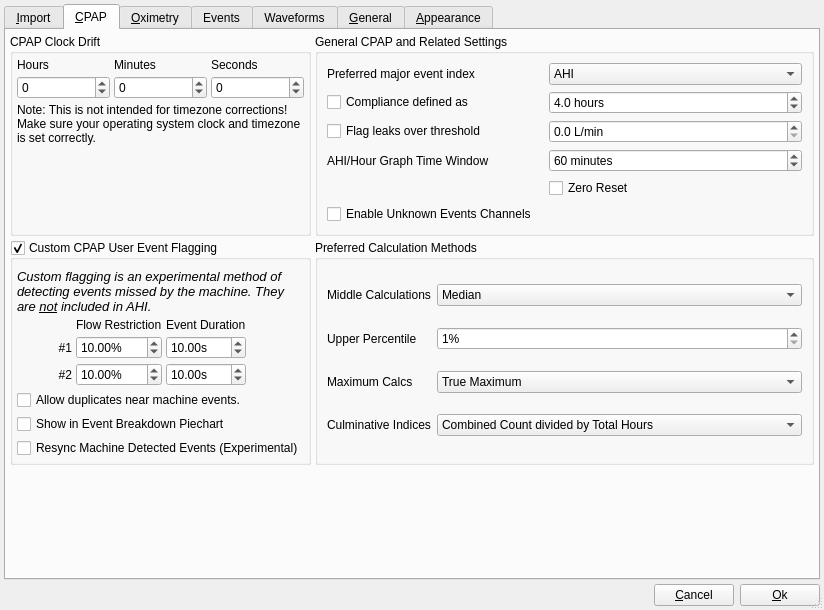
First picture: the form in sleepyhead/preferencesdialog.ui, repository sbonaime/sleepyhead-code., before the edit.
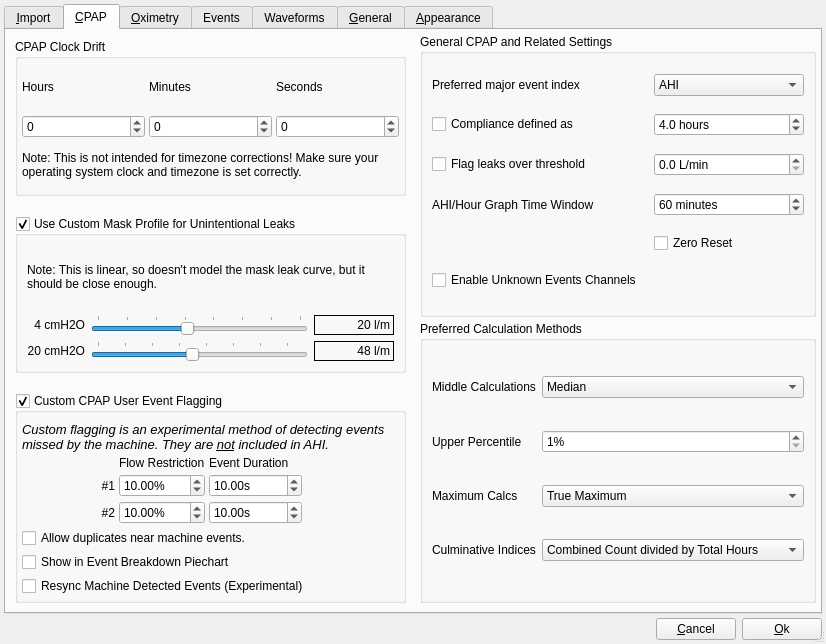
Second picture: the form after the edit. The open tabs and pages were chosen to show the change. Icons and pictures are not drawn.

Commit message: Alternative Unintentional Leak Calculation with Preferences

Diff of the .ui file:
```diff
--- a/sleepyhead/preferencesdialog.ui
+++ b/sleepyhead/preferencesdialog.ui
@@ -9,8 +9,8 @@
    <rect>
     <x>0</x>
     <y>0</y>
-    <width>824</width>
-    <height>610</height>
+    <width>826</width>
+    <height>600</height>
    </rect>
   </property>
   <property name="sizePolicy">
@@ -50,6 +50,12 @@
    </property>
    <item>
     <widget class="QTabWidget" name="tabWidget">
+     <property name="sizePolicy">
+      <sizepolicy hsizetype="Expanding" vsizetype="MinimumExpanding">
+       <horstretch>0</horstretch>
+       <verstretch>0</verstretch>
+      </sizepolicy>
+     </property>
      <property name="currentIndex">
       <number>0</number>
      </property>
@@ -591,7 +597,477 @@
        <property name="spacing">
         <number>4</number>
        </property>
+       <item row="0" column="0" rowspan="2">
+        <layout class="QVBoxLayout" name="verticalLayout_4">
+         <property name="spacing">
+          <number>20</number>
+         </property>
+         <property name="sizeConstraint">
+          <enum>QLayout::SetMinimumSize</enum>
+         </property>
+         <property name="leftMargin">
+          <number>5</number>
+         </property>
+         <property name="topMargin">
+          <number>5</number>
+         </property>
+         <property name="rightMargin">
+          <number>5</number>
+         </property>
+         <property name="bottomMargin">
+          <number>5</number>
+         </property>
+         <item>
+          <widget class="QGroupBox" name="groupBox_9">
+           <property name="sizePolicy">
+            <sizepolicy hsizetype="Expanding" vsizetype="Minimum">
+             <horstretch>0</horstretch>
+             <verstretch>0</verstretch>
+            </sizepolicy>
+           </property>
+           <property name="title">
+            <string>CPAP Clock Drift</string>
+           </property>
+           <layout class="QGridLayout" name="gridLayout_15">
+            <property name="leftMargin">
+             <number>4</number>
+            </property>
+            <property name="topMargin">
+             <number>4</number>
+            </property>
+            <property name="rightMargin">
+             <number>4</number>
+            </property>
+            <property name="bottomMargin">
+             <number>4</number>
+            </property>
+            <property name="spacing">
+             <number>4</number>
+            </property>
+            <item row="2" column="0" colspan="3">
+             <widget class="QLabel" name="label_7">
+              <property name="sizePolicy">
+               <sizepolicy hsizetype="Preferred" vsizetype="Minimum">
+                <horstretch>0</horstretch>
+                <verstretch>0</verstretch>
+               </sizepolicy>
+              </property>
+              <property name="text">
+               <string>&lt;html&gt;&lt;head/&gt;&lt;body&gt;&lt;p&gt;Note: This is not intended for timezone corrections! Make sure your operating system clock and timezone is set correctly.&lt;/p&gt;&lt;/body&gt;&lt;/html&gt;</string>
+              </property>
+              <property name="wordWrap">
+               <bool>true</bool>
+              </property>
+             </widget>
+            </item>
+            <item row="1" column="2">
+             <widget class="QSpinBox" name="clockDriftSeconds">
+              <property name="minimum">
+               <number>-9999</number>
+              </property>
+              <property name="maximum">
+               <number>9999</number>
+              </property>
+             </widget>
+            </item>
+            <item row="0" column="1">
+             <widget class="QLabel" name="label_17">
+              <property name="text">
+               <string>Minutes</string>
+              </property>
+             </widget>
+            </item>
+            <item row="1" column="1">
+             <widget class="QSpinBox" name="clockDriftMinutes">
+              <property name="minimum">
+               <number>-59</number>
+              </property>
+              <property name="maximum">
+               <number>59</number>
+              </property>
+              <property name="value">
+               <number>0</number>
+              </property>
+             </widget>
+            </item>
+            <item row="1" column="0">
+             <widget class="QSpinBox" name="clockDriftHours">
+              <property name="minimum">
+               <number>-99</number>
+              </property>
+             </widget>
+            </item>
+            <item row="0" column="0">
+             <widget class="QLabel" name="label_9">
+              <property name="text">
+               <string>Hours</string>
+              </property>
+             </widget>
+            </item>
        <item row="0" column="2">
+             <widget class="QLabel" name="label_31">
+              <property name="text">
+               <string>Seconds</string>
+              </property>
+             </widget>
+            </item>
+           </layout>
+          </widget>
+         </item>
+         <item>
+          <widget class="QGroupBox" name="customMaskProfileGroupbox">
+           <property name="sizePolicy">
+            <sizepolicy hsizetype="Preferred" vsizetype="Minimum">
+             <horstretch>0</horstretch>
+             <verstretch>0</verstretch>
+            </sizepolicy>
+           </property>
+           <property name="title">
+            <string>Use Custom Mask Profile for Unintentional Leaks</string>
+           </property>
+           <property name="checkable">
+            <bool>true</bool>
+           </property>
+           <layout class="QGridLayout" name="gridLayout_11">
+            <item row="2" column="1">
+             <widget class="QSlider" name="maskLeaks20Slider">
+              <property name="minimum">
+               <number>400</number>
+              </property>
+              <property name="maximum">
+               <number>550</number>
+              </property>
+              <property name="pageStep">
+               <number>10</number>
+              </property>
+              <property name="value">
+               <number>470</number>
+              </property>
+              <property name="orientation">
+               <enum>Qt::Horizontal</enum>
+              </property>
+              <property name="tickPosition">
+               <enum>QSlider::TicksAbove</enum>
+              </property>
+              <property name="tickInterval">
+               <number>20</number>
+              </property>
+             </widget>
+            </item>
+            <item row="2" column="2">
+             <widget class="QLabel" name="maskLeaks20Label">
+              <property name="sizePolicy">
+               <sizepolicy hsizetype="Fixed" vsizetype="Preferred">
+                <horstretch>0</horstretch>
+                <verstretch>0</verstretch>
+               </sizepolicy>
+              </property>
+              <property name="minimumSize">
+               <size>
+                <width>80</width>
+                <height>0</height>
+               </size>
+              </property>
+              <property name="frameShape">
+               <enum>QFrame::Box</enum>
+              </property>
+              <property name="text">
+               <string notr="true">48 l/m</string>
+              </property>
+              <property name="alignment">
+               <set>Qt::AlignRight|Qt::AlignTrailing|Qt::AlignVCenter</set>
+              </property>
+             </widget>
+            </item>
+            <item row="1" column="1">
+             <widget class="QSlider" name="maskLeaks4Slider">
+              <property name="minimum">
+               <number>170</number>
+              </property>
+              <property name="maximum">
+               <number>240</number>
+              </property>
+              <property name="singleStep">
+               <number>1</number>
+              </property>
+              <property name="pageStep">
+               <number>10</number>
+              </property>
+              <property name="value">
+               <number>201</number>
+              </property>
+              <property name="orientation">
+               <enum>Qt::Horizontal</enum>
+              </property>
+              <property name="invertedAppearance">
+               <bool>false</bool>
+              </property>
+              <property name="tickPosition">
+               <enum>QSlider::TicksAbove</enum>
+              </property>
+             </widget>
+            </item>
+            <item row="1" column="0">
+             <widget class="QLabel" name="label_20">
+              <property name="text">
+               <string>4 cmH2O</string>
+              </property>
+              <property name="alignment">
+               <set>Qt::AlignRight|Qt::AlignTrailing|Qt::AlignVCenter</set>
+              </property>
+             </widget>
+            </item>
+            <item row="2" column="0">
+             <widget class="QLabel" name="label_36">
+              <property name="text">
+               <string>20 cmH2O</string>
+              </property>
+              <property name="alignment">
+               <set>Qt::AlignRight|Qt::AlignTrailing|Qt::AlignVCenter</set>
+              </property>
+             </widget>
+            </item>
+            <item row="1" column="2">
+             <widget class="QLabel" name="maskLeaks4Label">
+              <property name="minimumSize">
+               <size>
+                <width>80</width>
+                <height>0</height>
+               </size>
+              </property>
+              <property name="frameShape">
+               <enum>QFrame::Box</enum>
+              </property>
+              <property name="text">
+               <string notr="true">20 l/m</string>
+              </property>
+              <property name="alignment">
+               <set>Qt::AlignRight|Qt::AlignTrailing|Qt::AlignVCenter</set>
+              </property>
+             </widget>
+            </item>
+            <item row="0" column="0" colspan="3">
+             <widget class="QLabel" name="label_39">
+              <property name="text">
+               <string>Note: This is linear, so doesn't model the mask leak curve, but it should be close enough.</string>
+              </property>
+              <property name="wordWrap">
+               <bool>true</bool>
+              </property>
+             </widget>
+            </item>
+           </layout>
+          </widget>
+         </item>
+         <item>
+          <widget class="QGroupBox" name="customEventGroupbox">
+           <property name="sizePolicy">
+            <sizepolicy hsizetype="Preferred" vsizetype="Minimum">
+             <horstretch>0</horstretch>
+             <verstretch>0</verstretch>
+            </sizepolicy>
+           </property>
+           <property name="toolTip">
+            <string>Enable/disable experimental event flagging enhancements. 
+It allows detecting borderline events, and some the machine missed.
+This option must be enabled before import, otherwise a purge is required.</string>
+           </property>
+           <property name="title">
+            <string>Custom CPAP User Event Flagging</string>
+           </property>
+           <property name="flat">
+            <bool>false</bool>
+           </property>
+           <property name="checkable">
+            <bool>true</bool>
+           </property>
+           <layout class="QGridLayout" name="gridLayout_6">
+            <property name="leftMargin">
+             <number>4</number>
+            </property>
+            <property name="topMargin">
+             <number>9</number>
+            </property>
+            <property name="rightMargin">
+             <number>4</number>
+            </property>
+            <property name="bottomMargin">
+             <number>4</number>
+            </property>
+            <property name="spacing">
+             <number>4</number>
+            </property>
+            <item row="3" column="2">
+             <widget class="QDoubleSpinBox" name="apneaDuration2">
+              <property name="suffix">
+               <string>s</string>
+              </property>
+              <property name="value">
+               <double>10.000000000000000</double>
+              </property>
+             </widget>
+            </item>
+            <item row="3" column="1">
+             <widget class="QDoubleSpinBox" name="apneaFlowRestriction2">
+              <property name="suffix">
+               <string>%</string>
+              </property>
+              <property name="value">
+               <double>10.000000000000000</double>
+              </property>
+             </widget>
+            </item>
+            <item row="6" column="0" colspan="4">
+             <widget class="QCheckBox" name="resyncMachineDetectedEvents">
+              <property name="toolTip">
+               <string>This experimental option attempts to use SleepyHead's event flagging system to improve machine detected event positioning.</string>
+              </property>
+              <property name="text">
+               <string>Resync Machine Detected Events (Experimental)</string>
+              </property>
+             </widget>
+            </item>
+            <item row="3" column="0">
+             <widget class="QLabel" name="label_50">
+              <property name="text">
+               <string>#2</string>
+              </property>
+              <property name="alignment">
+               <set>Qt::AlignRight|Qt::AlignTrailing|Qt::AlignVCenter</set>
+              </property>
+             </widget>
+            </item>
+            <item row="1" column="1">
+             <widget class="QLabel" name="label_35">
+              <property name="sizePolicy">
+               <sizepolicy hsizetype="Fixed" vsizetype="Minimum">
+                <horstretch>0</horstretch>
+                <verstretch>0</verstretch>
+               </sizepolicy>
+              </property>
+              <property name="text">
+               <string>Flow Restriction</string>
+              </property>
+             </widget>
+            </item>
+            <item row="0" column="0" colspan="4">
+             <widget class="QLabel" name="label_34">
+              <property name="sizePolicy">
+               <sizepolicy hsizetype="Preferred" vsizetype="Minimum">
+                <horstretch>0</horstretch>
+                <verstretch>0</verstretch>
+               </sizepolicy>
+              </property>
+              <property name="font">
+               <font>
+                <italic>true</italic>
+               </font>
+              </property>
+              <property name="text">
+               <string>&lt;!DOCTYPE HTML PUBLIC &quot;-//W3C//DTD HTML 4.0//EN&quot; &quot;http://www.w3.org/TR/REC-html40/strict.dtd&quot;&gt;
+&lt;html&gt;&lt;head&gt;&lt;meta name=&quot;qrichtext&quot; content=&quot;1&quot; /&gt;&lt;style type=&quot;text/css&quot;&gt;
+p, li { white-space: pre-wrap; }
+&lt;/style&gt;&lt;/head&gt;&lt;body style=&quot; font-family:'Sans'; font-size:10pt; font-weight:400; font-style:italic;&quot;&gt;
+&lt;p style=&quot; margin-top:0px; margin-bottom:0px; margin-left:0px; margin-right:0px; -qt-block-indent:0; text-indent:0px;&quot;&gt;Custom flagging is an experimental method of detecting events missed by the machine. They are &lt;span style=&quot; text-decoration: underline;&quot;&gt;not&lt;/span&gt; included in AHI.&lt;/p&gt;&lt;/body&gt;&lt;/html&gt;</string>
+              </property>
+              <property name="alignment">
+               <set>Qt::AlignLeading|Qt::AlignLeft|Qt::AlignTop</set>
+              </property>
+              <property name="wordWrap">
+               <bool>true</bool>
+              </property>
+             </widget>
+            </item>
+            <item row="2" column="1">
+             <widget class="QDoubleSpinBox" name="apneaFlowRestriction">
+              <property name="sizePolicy">
+               <sizepolicy hsizetype="Minimum" vsizetype="Fixed">
+                <horstretch>0</horstretch>
+                <verstretch>0</verstretch>
+               </sizepolicy>
+              </property>
+              <property name="toolTip">
+               <string>Percentage of restriction in airflow from the median value. 
+A value of 20% works well for detecting apneas. </string>
+              </property>
+              <property name="suffix">
+               <string>%</string>
+              </property>
+              <property name="value">
+               <double>10.000000000000000</double>
+              </property>
+             </widget>
+            </item>
+            <item row="5" column="0" colspan="4">
+             <widget class="QCheckBox" name="showUserFlagsInPie">
+              <property name="text">
+               <string>Show in Event Breakdown Piechart</string>
+              </property>
+             </widget>
+            </item>
+            <item row="2" column="2">
+             <widget class="QDoubleSpinBox" name="apneaDuration">
+              <property name="toolTip">
+               <string>Duration of airflow restriction</string>
+              </property>
+              <property name="suffix">
+               <string>s</string>
+              </property>
+              <property name="minimum">
+               <double>1.000000000000000</double>
+              </property>
+              <property name="value">
+               <double>10.000000000000000</double>
+              </property>
+             </widget>
+            </item>
+            <item row="2" column="0">
+             <widget class="QLabel" name="label_49">
+              <property name="text">
+               <string>#1</string>
+              </property>
+              <property name="alignment">
+               <set>Qt::AlignRight|Qt::AlignTrailing|Qt::AlignVCenter</set>
+              </property>
+             </widget>
+            </item>
+            <item row="4" column="0" colspan="4">
+             <widget class="QCheckBox" name="userEventDuplicates">
+              <property name="text">
+               <string>Allow duplicates near machine events.</string>
+              </property>
+             </widget>
+            </item>
+            <item row="1" column="2">
+             <widget class="QLabel" name="label_38">
+              <property name="sizePolicy">
+               <sizepolicy hsizetype="Preferred" vsizetype="Minimum">
+                <horstretch>0</horstretch>
+                <verstretch>0</verstretch>
+               </sizepolicy>
+              </property>
+              <property name="text">
+               <string>Event Duration</string>
+              </property>
+             </widget>
+            </item>
+           </layout>
+          </widget>
+         </item>
+        </layout>
+       </item>
+       <item row="0" column="2" rowspan="2">
+        <layout class="QVBoxLayout" name="verticalLayout_13">
+         <property name="sizeConstraint">
+          <enum>QLayout::SetMinimumSize</enum>
+         </property>
+         <property name="leftMargin">
+          <number>5</number>
+         </property>
+         <property name="bottomMargin">
+          <number>5</number>
+         </property>
+         <item>
         <widget class="QGroupBox" name="groupBox_5">
          <property name="sizePolicy">
           <sizepolicy hsizetype="Expanding" vsizetype="Minimum">
@@ -753,130 +1229,7 @@
          </layout>
         </widget>
        </item>
-       <item row="2" column="0" colspan="3">
-        <spacer name="verticalSpacer_8">
-         <property name="orientation">
-          <enum>Qt::Vertical</enum>
-         </property>
-         <property name="sizeHint" stdset="0">
-          <size>
-           <width>20</width>
-           <height>40</height>
-          </size>
-         </property>
-        </spacer>
-       </item>
-       <item row="0" column="0" colspan="2">
-        <widget class="QGroupBox" name="groupBox_9">
-         <property name="sizePolicy">
-          <sizepolicy hsizetype="Expanding" vsizetype="Minimum">
-           <horstretch>0</horstretch>
-           <verstretch>0</verstretch>
-          </sizepolicy>
-         </property>
-         <property name="title">
-          <string>CPAP Clock Drift</string>
-         </property>
-         <layout class="QGridLayout" name="gridLayout_15">
-          <property name="leftMargin">
-           <number>4</number>
-          </property>
-          <property name="topMargin">
-           <number>4</number>
-          </property>
-          <property name="rightMargin">
-           <number>4</number>
-          </property>
-          <property name="bottomMargin">
-           <number>4</number>
-          </property>
-          <property name="spacing">
-           <number>4</number>
-          </property>
-          <item row="1" column="1">
-           <widget class="QSpinBox" name="clockDriftMinutes">
-            <property name="minimum">
-             <number>-59</number>
-            </property>
-            <property name="maximum">
-             <number>59</number>
-            </property>
-            <property name="value">
-             <number>0</number>
-            </property>
-           </widget>
-          </item>
-          <item row="1" column="0">
-           <widget class="QSpinBox" name="clockDriftHours">
-            <property name="minimum">
-             <number>-99</number>
-            </property>
-           </widget>
-          </item>
-          <item row="0" column="2">
-           <widget class="QLabel" name="label_31">
-            <property name="text">
-             <string>Seconds</string>
-            </property>
-           </widget>
-          </item>
-          <item row="2" column="0" colspan="3">
-           <widget class="QLabel" name="label_7">
-            <property name="sizePolicy">
-             <sizepolicy hsizetype="Preferred" vsizetype="Minimum">
-              <horstretch>0</horstretch>
-              <verstretch>0</verstretch>
-             </sizepolicy>
-            </property>
-            <property name="text">
-             <string>&lt;html&gt;&lt;head/&gt;&lt;body&gt;&lt;p&gt;Note: This is not intended for timezone corrections! Make sure your operating system clock and timezone is set correctly.&lt;/p&gt;&lt;/body&gt;&lt;/html&gt;</string>
-            </property>
-            <property name="wordWrap">
-             <bool>true</bool>
-            </property>
-           </widget>
-          </item>
-          <item row="1" column="2">
-           <widget class="QSpinBox" name="clockDriftSeconds">
-            <property name="minimum">
-             <number>-9999</number>
-            </property>
-            <property name="maximum">
-             <number>9999</number>
-            </property>
-           </widget>
-          </item>
-          <item row="0" column="1">
-           <widget class="QLabel" name="label_17">
-            <property name="text">
-             <string>Minutes</string>
-            </property>
-           </widget>
-          </item>
-          <item row="0" column="0">
-           <widget class="QLabel" name="label_9">
-            <property name="text">
-             <string>Hours</string>
-            </property>
-           </widget>
-          </item>
-          <item row="3" column="0">
-           <spacer name="verticalSpacer_5">
-            <property name="orientation">
-             <enum>Qt::Vertical</enum>
-            </property>
-            <property name="sizeHint" stdset="0">
-             <size>
-              <width>20</width>
-              <height>40</height>
-             </size>
-            </property>
-           </spacer>
-          </item>
-         </layout>
-        </widget>
-       </item>
-       <item row="1" column="2">
+         <item>
         <widget class="QGroupBox" name="PreferredCalcs">
          <property name="sizePolicy">
           <sizepolicy hsizetype="Preferred" vsizetype="Minimum">
@@ -1017,200 +1370,7 @@
          </layout>
         </widget>
        </item>
-       <item row="1" column="0" colspan="2">
-        <widget class="QGroupBox" name="customEventGroupbox">
-         <property name="sizePolicy">
-          <sizepolicy hsizetype="Preferred" vsizetype="Minimum">
-           <horstretch>0</horstretch>
-           <verstretch>0</verstretch>
-          </sizepolicy>
-         </property>
-         <property name="toolTip">
-          <string>Enable/disable experimental event flagging enhancements. 
-It allows detecting borderline events, and some the machine missed.
-This option must be enabled before import, otherwise a purge is required.</string>
-         </property>
-         <property name="title">
-          <string>Custom CPAP User Event Flagging</string>
-         </property>
-         <property name="flat">
-          <bool>false</bool>
-         </property>
-         <property name="checkable">
-          <bool>true</bool>
-         </property>
-         <layout class="QGridLayout" name="gridLayout_6">
-          <property name="leftMargin">
-           <number>4</number>
-          </property>
-          <property name="topMargin">
-           <number>9</number>
-          </property>
-          <property name="rightMargin">
-           <number>4</number>
-          </property>
-          <property name="bottomMargin">
-           <number>4</number>
-          </property>
-          <property name="spacing">
-           <number>4</number>
-          </property>
-          <item row="3" column="2">
-           <widget class="QDoubleSpinBox" name="apneaDuration2">
-            <property name="suffix">
-             <string>s</string>
-            </property>
-            <property name="value">
-             <double>10.000000000000000</double>
-            </property>
-           </widget>
-          </item>
-          <item row="3" column="1">
-           <widget class="QDoubleSpinBox" name="apneaFlowRestriction2">
-            <property name="suffix">
-             <string>%</string>
-            </property>
-            <property name="value">
-             <double>10.000000000000000</double>
-            </property>
-           </widget>
-          </item>
-          <item row="6" column="0" colspan="4">
-           <widget class="QCheckBox" name="resyncMachineDetectedEvents">
-            <property name="toolTip">
-             <string>This experimental option attempts to use SleepyHead's event flagging system to improve machine detected event positioning.</string>
-            </property>
-            <property name="text">
-             <string>Resync Machine Detected Events (Experimental)</string>
-            </property>
-           </widget>
-          </item>
-          <item row="3" column="0">
-           <widget class="QLabel" name="label_50">
-            <property name="text">
-             <string>#2</string>
-            </property>
-            <property name="alignment">
-             <set>Qt::AlignRight|Qt::AlignTrailing|Qt::AlignVCenter</set>
-            </property>
-           </widget>
-          </item>
-          <item row="1" column="1">
-           <widget class="QLabel" name="label_35">
-            <property name="sizePolicy">
-             <sizepolicy hsizetype="Fixed" vsizetype="Minimum">
-              <horstretch>0</horstretch>
-              <verstretch>0</verstretch>
-             </sizepolicy>
-            </property>
-            <property name="text">
-             <string>Flow Restriction</string>
-            </property>
-           </widget>
-          </item>
-          <item row="0" column="0" colspan="4">
-           <widget class="QLabel" name="label_34">
-            <property name="sizePolicy">
-             <sizepolicy hsizetype="Preferred" vsizetype="Minimum">
-              <horstretch>0</horstretch>
-              <verstretch>0</verstretch>
-             </sizepolicy>
-            </property>
-            <property name="font">
-             <font>
-              <italic>true</italic>
-             </font>
-            </property>
-            <property name="text">
-             <string>&lt;!DOCTYPE HTML PUBLIC &quot;-//W3C//DTD HTML 4.0//EN&quot; &quot;http://www.w3.org/TR/REC-html40/strict.dtd&quot;&gt;
-&lt;html&gt;&lt;head&gt;&lt;meta name=&quot;qrichtext&quot; content=&quot;1&quot; /&gt;&lt;style type=&quot;text/css&quot;&gt;
-p, li { white-space: pre-wrap; }
-&lt;/style&gt;&lt;/head&gt;&lt;body style=&quot; font-family:'Sans'; font-size:10pt; font-weight:400; font-style:italic;&quot;&gt;
-&lt;p style=&quot; margin-top:0px; margin-bottom:0px; margin-left:0px; margin-right:0px; -qt-block-indent:0; text-indent:0px;&quot;&gt;Custom flagging is an experimental method of detecting events missed by the machine. They are &lt;span style=&quot; text-decoration: underline;&quot;&gt;not&lt;/span&gt; included in AHI.&lt;/p&gt;&lt;/body&gt;&lt;/html&gt;</string>
-            </property>
-            <property name="alignment">
-             <set>Qt::AlignLeading|Qt::AlignLeft|Qt::AlignTop</set>
-            </property>
-            <property name="wordWrap">
-             <bool>true</bool>
-            </property>
-           </widget>
-          </item>
-          <item row="2" column="1">
-           <widget class="QDoubleSpinBox" name="apneaFlowRestriction">
-            <property name="sizePolicy">
-             <sizepolicy hsizetype="Minimum" vsizetype="Fixed">
-              <horstretch>0</horstretch>
-              <verstretch>0</verstretch>
-             </sizepolicy>
-            </property>
-            <property name="toolTip">
-             <string>Percentage of restriction in airflow from the median value. 
-A value of 20% works well for detecting apneas. </string>
-            </property>
-            <property name="suffix">
-             <string>%</string>
-            </property>
-            <property name="value">
-             <double>10.000000000000000</double>
-            </property>
-           </widget>
-          </item>
-          <item row="5" column="0" colspan="4">
-           <widget class="QCheckBox" name="showUserFlagsInPie">
-            <property name="text">
-             <string>Show in Event Breakdown Piechart</string>
-            </property>
-           </widget>
-          </item>
-          <item row="2" column="2">
-           <widget class="QDoubleSpinBox" name="apneaDuration">
-            <property name="toolTip">
-             <string>Duration of airflow restriction</string>
-            </property>
-            <property name="suffix">
-             <string>s</string>
-            </property>
-            <property name="minimum">
-             <double>1.000000000000000</double>
-            </property>
-            <property name="value">
-             <double>10.000000000000000</double>
-            </property>
-           </widget>
-          </item>
-          <item row="2" column="0">
-           <widget class="QLabel" name="label_49">
-            <property name="text">
-             <string>#1</string>
-            </property>
-            <property name="alignment">
-             <set>Qt::AlignRight|Qt::AlignTrailing|Qt::AlignVCenter</set>
-            </property>
-           </widget>
-          </item>
-          <item row="4" column="0" colspan="4">
-           <widget class="QCheckBox" name="userEventDuplicates">
-            <property name="text">
-             <string>Allow duplicates near machine events.</string>
-            </property>
-           </widget>
-          </item>
-          <item row="1" column="2">
-           <widget class="QLabel" name="label_38">
-            <property name="sizePolicy">
-             <sizepolicy hsizetype="Preferred" vsizetype="Minimum">
-              <horstretch>0</horstretch>
-              <verstretch>0</verstretch>
-             </sizepolicy>
-            </property>
-            <property name="text">
-             <string>Event Duration</string>
-            </property>
-           </widget>
-          </item>
-         </layout>
-        </widget>
+        </layout>
        </item>
       </layout>
      </widget>
```
Left out of the diff: 77 changed lines with no effect on the pictures. Lines whose indentation alone changed are shown as unchanged. The commit also changes 14 other files.
